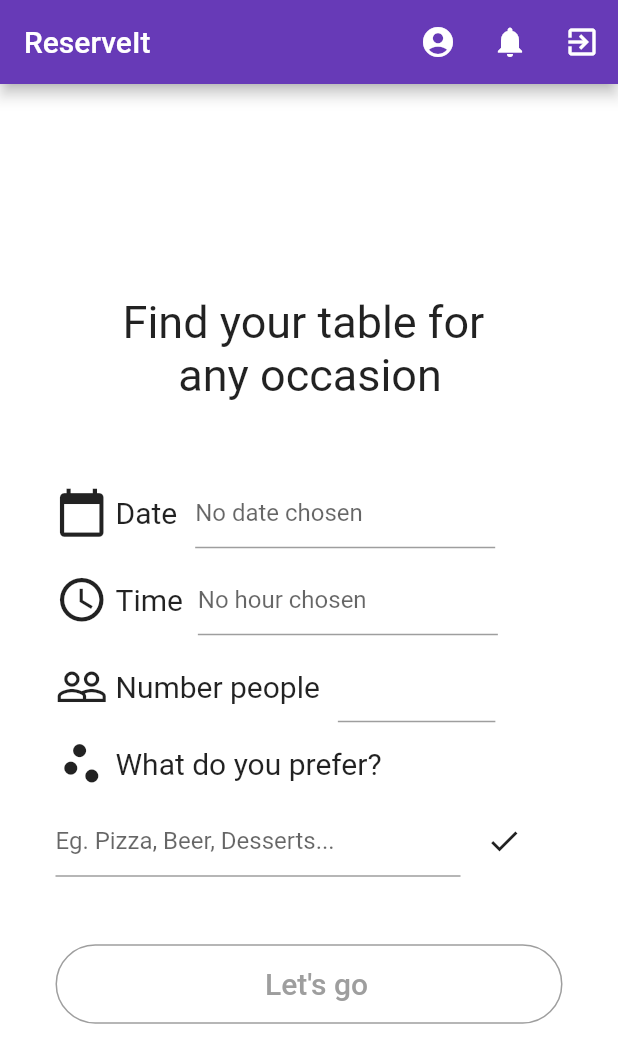
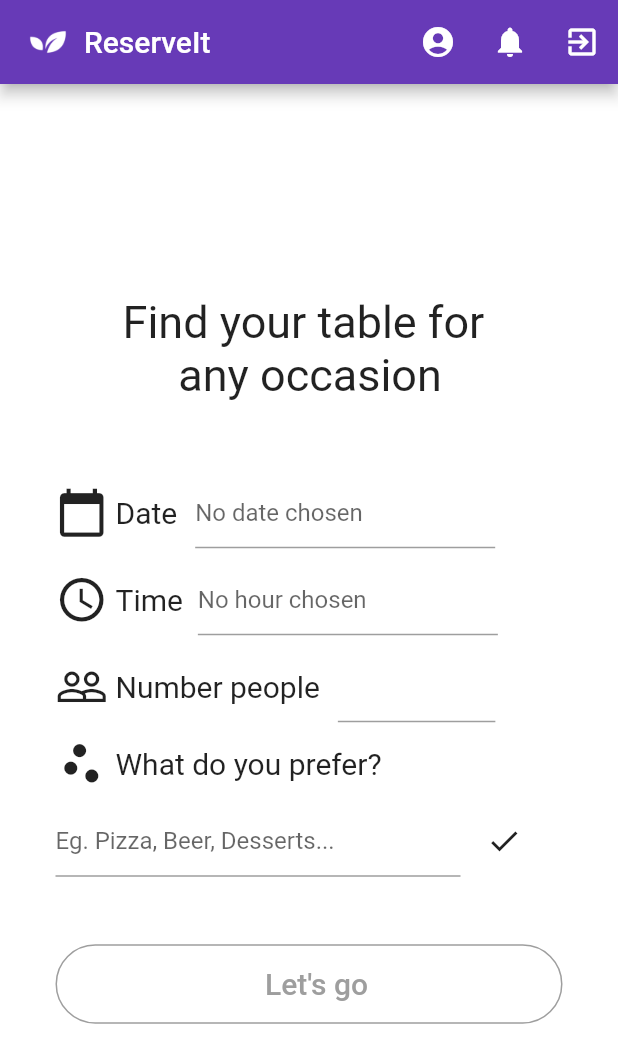
Before and after one commit to sonyaparau/Bachelor-Reserve-It, a Flutter app: the screen it shows once a user with an empty profile is signed in, on a phone screen of 412 x 824 dp. Shown: the top 1063 px of the screen. Run offline on Flutter 3.47's test engine with Material 2 defaults, Android fonts, the phone set to English and light mode, and no system bars; our stand-ins replace firebase_auth, google_sign_in; missing offline and left inert: flutter_facebook_login; accounts and stored records are empty.

Commit message:
AppBar design.

```diff
--- a/lib/screens/dashboard.dart
+++ b/lib/screens/dashboard.dart
@@ -41,7 +41,11 @@ class _DashboardPageState extends State<DashboardPage> {
   Widget build(BuildContext context) {
     return Scaffold(
       appBar: AppBar(
-        title: Text('ReserveIt'),
+        title: Row(
+          children: <Widget>[Image.asset('assets/app_logo.png', fit: BoxFit.contain,
+            height: 32, color: Colors.white,),  Container(
+              padding: const EdgeInsets.all(8.0), child: Text('ReserveIt'))],
+        ),
         backgroundColor: Colors.deepPurple,
         actions: <Widget>[
           IconButton(
--- a/pubspec.yaml
+++ b/pubspec.yaml
@@ -57,6 +57,7 @@ flutter:
     - assets/facebook_logo.png
     - assets/reserve_logo.png
     - assets/anonymous.png
+    - assets/app_logo.png
 
   # An image asset can refer to one or more resolution-specific "variants", see
   # https://flutter.dev/assets-and-images/#resolution-aware.
```
Also changed, not shown: assets/app_logo.png (added).
